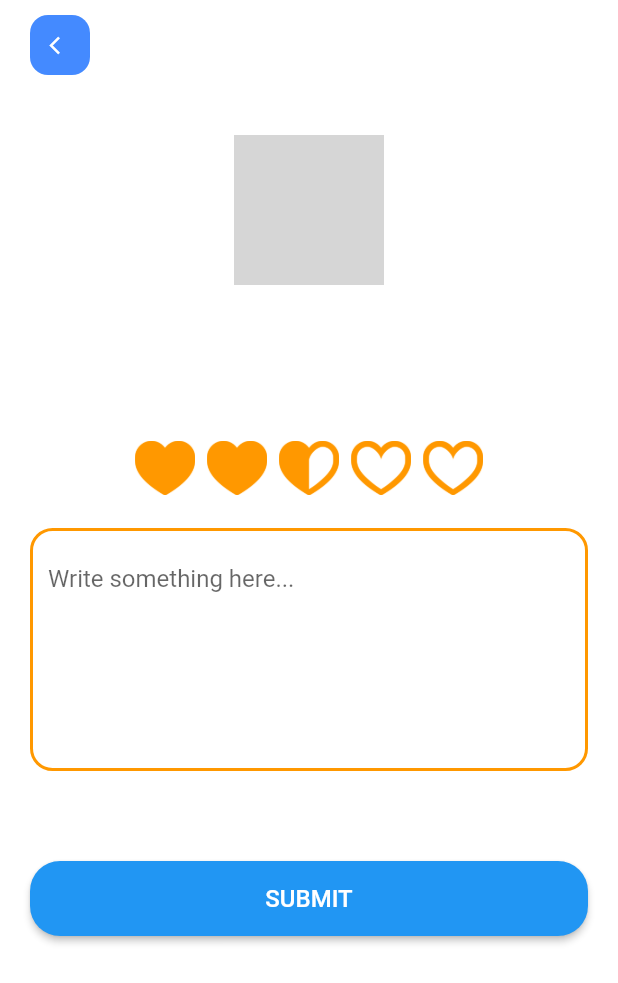
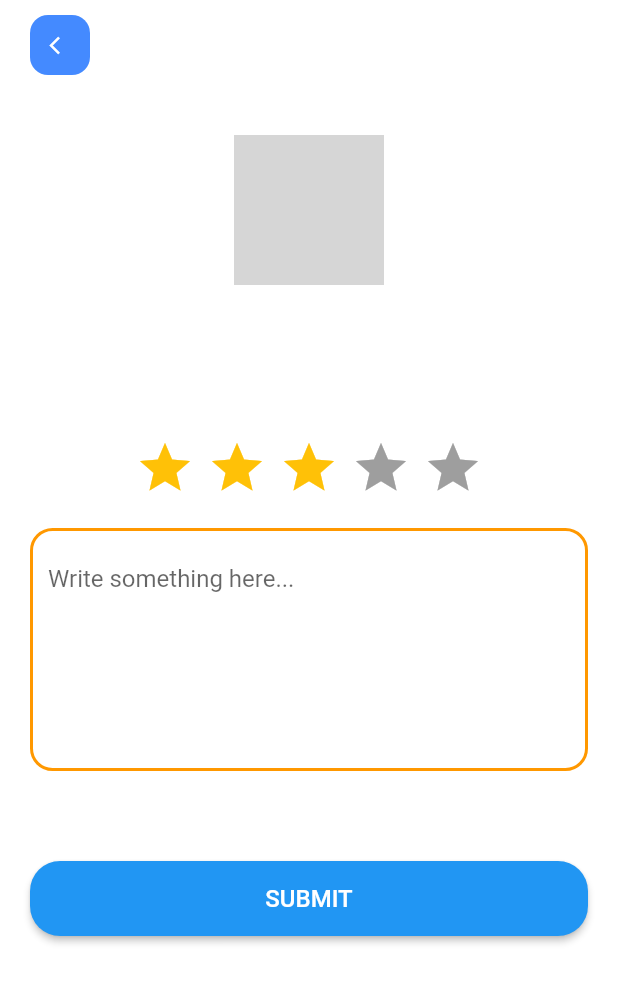
Before and after one commit to Abeer7755/school_phone, a Flutter app: the RateScreen screen opened directly with empty values, on a phone screen of 412 x 824 dp. Shown: the top 983 px of the screen. Run offline on Flutter 3.47's test engine with Material 2 defaults, Android fonts, the light colour scheme and no system bars; drawn by our look-alikes of flutter_rating_bar; our stand-ins replace buildcondition, cloud_firestore, firebase_auth, firebase_core, form_validator, timeago; accounts and stored records are empty; network calls fail; grey boxes are pictures that could not be loaded.

Commit message:
rate screen work

```diff
--- a/lib/screens/rate/rate_screen.dart
+++ b/lib/screens/rate/rate_screen.dart
@@ -1,29 +1,38 @@
 import 'package:buildcondition/buildcondition.dart';
+import 'package:cloud_firestore/cloud_firestore.dart';
 import 'package:flutter/material.dart';
 import 'package:flutter_rating_bar/flutter_rating_bar.dart';
 import 'package:school_phone/screens/home/home_screen.dart';
 
 class RateScreen extends StatefulWidget {
-  final String uid ,name,thubnail,time;
-   RateScreen({Key? key, required  this.uid, required this.name, required this.thubnail, required this.time}) : super(key: key);
+  final String uid, name, thubnail, time, userid;
+  RateScreen(
+      {Key? key,
+      required this.uid,
+      required this.name,
+      required this.thubnail,
+      required this.time, required  this.userid})
+      : super(key: key);
 
   @override
   State<RateScreen> createState() => _RateScreenState();
 }
 
 class _RateScreenState extends State<RateScreen> {
-  double rate = 0.0 ;
+  double rate = 0.0;
   late final _controller = TextEditingController();
   @override
   Widget build(BuildContext context) {
     return Scaffold(
-
       backgroundColor: Colors.white,
       body: SafeArea(
         child: Container(
           width: double.infinity,
           height: double.infinity,
-          padding: const EdgeInsets.symmetric(horizontal: 20,vertical: 10,),
+          padding: const EdgeInsets.symmetric(
+            horizontal: 20,
+            vertical: 10,
+          ),
           child: SingleChildScrollView(
             child: Column(
               children: [
@@ -31,12 +40,12 @@ class _RateScreenState extends State<RateScreen> {
                   mainAxisAlignment: MainAxisAlignment.start,
                   children: [
                     InkWell(
-                     onTap: ()
-                     {
+                      onTap: () {
                         Navigator.of(context).pushReplacement(
                           MaterialPageRoute(
-                           builder: (ctx) => const HomeScreen() ,
-                         ),);
+                            builder: (ctx) => const HomeScreen(),
+                          ),
+                        );
                       },
                       child: Container(
                         width: 40,
@@ -46,7 +55,7 @@ class _RateScreenState extends State<RateScreen> {
                           color: Colors.blueAccent,
                           borderRadius: BorderRadius.circular(12),
                         ),
-                       child:  const Icon(
+                        child: const Icon(
                           Icons.arrow_back_ios,
                           color: Colors.white,
                           size: 14,
@@ -55,7 +64,9 @@ class _RateScreenState extends State<RateScreen> {
                     ),
                   ],
                 ),
-               const SizedBox(height: 40,),
+                const SizedBox(
+                  height: 40,
+                ),
                 Stack(
                   alignment: Alignment.bottomRight,
                   children: [
@@ -66,7 +77,9 @@ class _RateScreenState extends State<RateScreen> {
                           width: 100,
                           height: 100,
                           decoration: BoxDecoration(
-                           image: DecorationImage(image: NetworkImage("${widget.thubnail}"),fit: BoxFit.cover),
+                            image: DecorationImage(
+                                image: NetworkImage("${widget.thubnail}"),
+                                fit: BoxFit.cover),
                             border: Border.all(
                               color: Colors.blueAccent,
                               width: 3,
@@ -74,11 +87,8 @@ class _RateScreenState extends State<RateScreen> {
                             borderRadius: BorderRadius.circular(100),
                           ),
                         ),
-
-
                       ],
                     ),
-
                   ],
                 ),
                 const SizedBox(
@@ -99,22 +109,22 @@ class _RateScreenState extends State<RateScreen> {
                 const SizedBox(
                   height: 50,
                 ),
-            RatingBar(
-              initialRating: 2.5,
+                RatingBar.builder(
+                  initialRating: 3,
+                  minRating: 1,
                   direction: Axis.horizontal,
                   allowHalfRating: true,
                   itemCount: 5,
-              ratingWidget: RatingWidget(
-                full: _image('assets/images/heart.png'),
-                half: _image('assets/images/heart_half.png'),
-                empty: _image('assets/images/heart_border.png'),
+                  itemPadding: EdgeInsets.symmetric(horizontal: 4.0),
+                  itemBuilder: (context, _) => Icon(
+                    Icons.star,
+                    color: Colors.amber,
                   ),
-              itemPadding: const EdgeInsets.symmetric(horizontal: 4.0),
                   onRatingUpdate: (rating) {
                     setState(() {
-                  rate = rating ;
+                      rate = rating;
                     });
-                print(rate);
+                    print("rate =$rate");
                   },
                 ),
                 const SizedBox(
@@ -127,7 +137,6 @@ class _RateScreenState extends State<RateScreen> {
                     border: Border.all(
                       color: Colors.orange,
                       width: 2,
-
                     ),
                     borderRadius: BorderRadius.circular(15),
                   ),
@@ -137,14 +146,12 @@ class _RateScreenState extends State<RateScreen> {
                     keyboardType: TextInputType.multiline,
                     decoration: const InputDecoration(
                         border: InputBorder.none,
-                     hintText: 'Write something here...'
-                   ),
+                        hintText: 'Write something here...'),
                   ),
                 ),
                 const SizedBox(
                   height: 60,
                 ),
-
                 BuildCondition(
                   condition: true,
                   builder: (context) => MaterialButton(
@@ -154,19 +161,26 @@ class _RateScreenState extends State<RateScreen> {
                     ),
                     minWidth: 500,
                     height: 50,
-                   onPressed: ()
-                   {
-
+                    onPressed: () {
+                      FirebaseFirestore.instance.collection("rating").add({
+                        "userID": widget.userid,
+                        "uid": widget.uid,
+                        "school_name": widget.name,
+                        "time": widget.time,
+                        "thubnail": widget.thubnail,
+                        "dec": _controller.text,
+                        "rate": "$rate",
+                      }).then((value) => {
                             Navigator.of(context).pushReplacement(
                               MaterialPageRoute(
                                 builder: (ctx) => const HomeScreen(),
                               ),
-                     );
+                            ),
+                          });
                     },
                     child: Text(
                       'submit'.toUpperCase(),
-                     style:
-                     const TextStyle(color: Colors.white, fontSize: 16),
+                      style: const TextStyle(color: Colors.white, fontSize: 16),
                     ),
                   ),
                   fallback: (context) => const Center(
```
Also changed, not shown: lib/screens/home/home_screen.dart (+11 -13 lines). Lines whose indentation alone changed are shown as unchanged.
